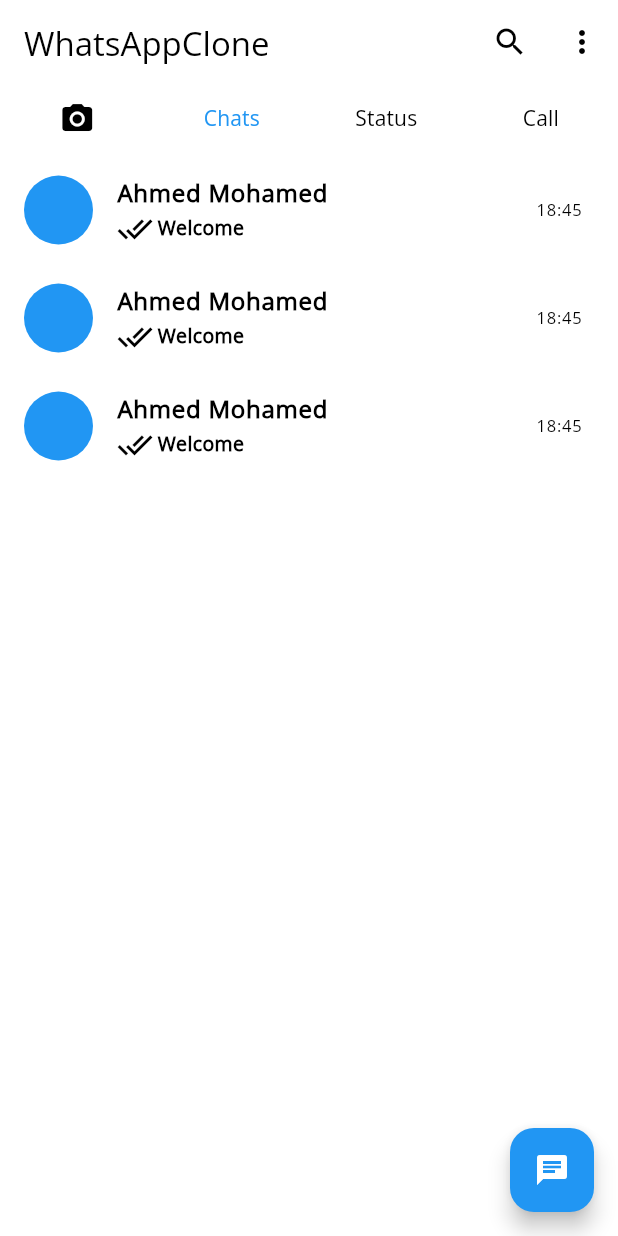
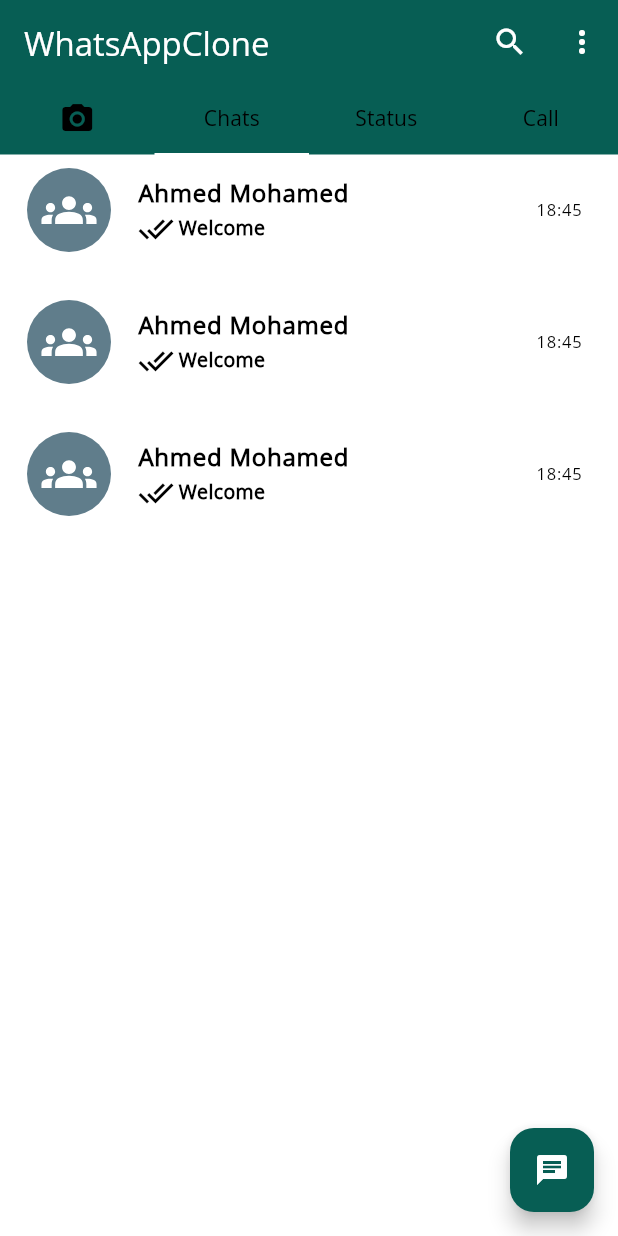
Before and after one commit to AhmedAlbay/whatsappclone, a Flutter app: the screen it shows after launch, tab 2 chosen, on a phone screen of 412 x 824 dp. Run offline on Flutter 3.47's test engine with Material 3 defaults, Android fonts, the phone set to English and light mode, and no system bars; our stand-ins replace flutter_svg; missing offline and left inert: dart:ffi.

Commit message:
add svg icon

```diff
--- a/lib/Screens/home_screen.dart
+++ b/lib/Screens/home_screen.dart
@@ -61,6 +61,7 @@ class _HomeScreenState extends State<HomeScreen>
         bottom: TabBar(
             indicatorSize: TabBarIndicatorSize.tab,
             indicatorColor: Colors.white,
+            labelColor: Colors.black,
             controller: _controller,
             tabs: const [
               Tab(child: Icon(Icons.camera_alt)),
--- a/lib/customCard/custom_card.dart
+++ b/lib/customCard/custom_card.dart
@@ -1,4 +1,5 @@
 import 'package:flutter/material.dart';
+import 'package:flutter_svg/flutter_svg.dart';
 
 class CustomCard extends StatefulWidget {
   const CustomCard({super.key});
@@ -10,9 +11,20 @@ class CustomCard extends StatefulWidget {
 class _CustomCardState extends State<CustomCard> {
   @override
   Widget build(BuildContext context) {
-    return const ListTile(
+    return InkWell(
+      onTap: () {},
+      child: Column(
+        children: [
+          ListTile(
             leading: CircleAvatar(
-        radius: 23,
+              radius: 30,
+              child: SvgPicture.asset(
+                'assets/images/groups.svg',
+                height: 37,
+                width: 37,
+                color: Colors.white,
+              ),
+              backgroundColor: Colors.blueGrey,
             ),
             trailing: Text("18:45"),
             title: Text(
@@ -31,6 +43,18 @@ class _CustomCardState extends State<CustomCard> {
                 ),
               ],
             ),
+          ),
+          Padding(
+            padding: const EdgeInsets.only(
+              left: 20,
+              right: 20,
+            ),
+            child: Divider(
+              thickness: 1,
+            ),
+          )
+        ],
+      ),
     );
   }
 }
--- a/lib/main.dart
+++ b/lib/main.dart
@@ -14,12 +14,24 @@ class MyApp extends StatelessWidget {
       debugShowCheckedModeBanner: false,
       theme: ThemeData(
         fontFamily: "OpenSans",
-        primaryColor: const Color(0xFF075E54),
-        colorScheme: ColorScheme.fromSwatch().copyWith(
-          secondary: const Color(0xFF128C7E), // Use `secondary` for accent color
+        colorScheme: ColorScheme.fromSwatch(
+          // Use a predefined MaterialColor
+        ).copyWith(
+          primary: const Color(0xFF075E54), // Your custom primary color
+          secondary: Colors.white, // Secondary color
         ),
+        scaffoldBackgroundColor: Colors.white, // Set background color
+        floatingActionButtonTheme: const FloatingActionButtonThemeData(
+          backgroundColor: Color(0xFF075E54), // Ensure FAB uses primary color
+        ),
+        appBarTheme: const AppBarTheme(
+          backgroundColor: Color(0xFF075E54), // Ensure AppBar uses primary color
+          foregroundColor: Colors.white, // Set text/icon color in AppBar
+        ),
+
+
       ),
-      home: HomeScreen(),
+      home: const HomeScreen(),
     );
   }
 }
```
Also changed, not shown: pubspec.yaml (+6 -13 lines), assets/images/groups.svg (added), assets/images/person.svg (added), pubspec.lock. Lines whose indentation alone changed are shown as unchanged.
